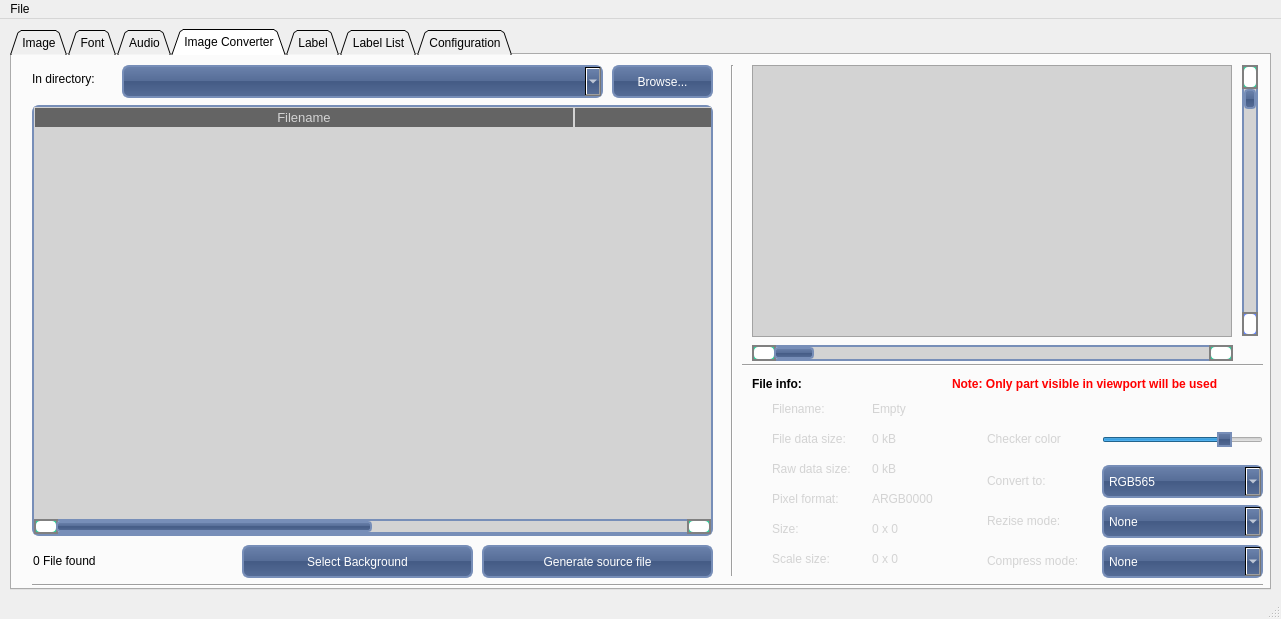
Above: mainwindow.ui from aroyer-qc/GUI_Builder before the change. Below: the same form after it.
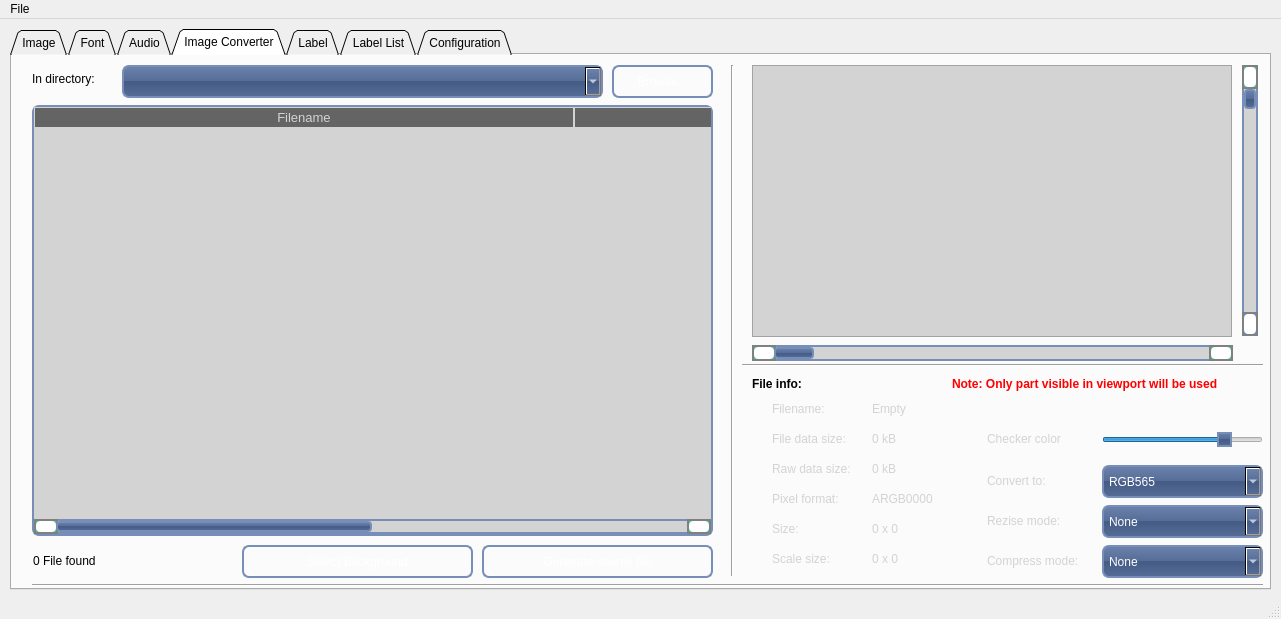
That is the form after the change. Icons and pictures are not drawn.

Patch:
```diff
--- a/mainwindow.ui
+++ b/mainwindow.ui
@@ -69,18 +69,37 @@
 }
 
 QPushButton {
-color: white;
-background-color: QLinearGradient( x1: 0, y1: 0, x2: 0, y2: 1,  stop: 0 #6B82AC, stop: 0.49 #566D97, stop: 0.5 #445B85, stop: 1 #566D97);
-border-width: 2px;
-border-color: #778EB8;
-border-style: solid;
-border-radius: 7;
-padding: 3px;
-font: bold &quot;Ubuntu&quot;;
-font-size: 12px;
-padding-left: 5px;
-padding-right: 5px;
+    color: white;
+    background-color: QLinearGradient(
+        x1: 0, y1: 0, x2: 0, y2: 1,
+        stop: 0 #6B82AC,
+        stop: 0.49 #566D97,
+        stop: 0.5 #445B85,
+        stop: 1 #566D97
+    );
+    border-width: 2px;
+    border-color: #778EB8;
+    border-style: solid;
+    border-radius: 7;
+    padding: 3px;
+    font: bold "Ubuntu";
+    font-size: 12px;
+    padding-left: 5px;
+    padding-right: 5px;
 }
+
+QPushButton:pressed {
+    background-color: QLinearGradient(
+        x1: 0, y1: 0, x2: 0, y2: 1,
+        stop: 0 #5A6F94,
+        stop: 0.49 #4A5F88,
+        stop: 0.5 #3A4E72,
+        stop: 1 #4A5F88
+    );
+    border-color: #5A6F94;
+    padding-top: 4px;   /* petit effet "bouton enfoncé" */
+}
+
 QScrollBar:horizontal {
 border-width: 2px;
 border-color: #778EB8;
```
Left out of the diff: 62 changed lines with no effect on the pictures.
